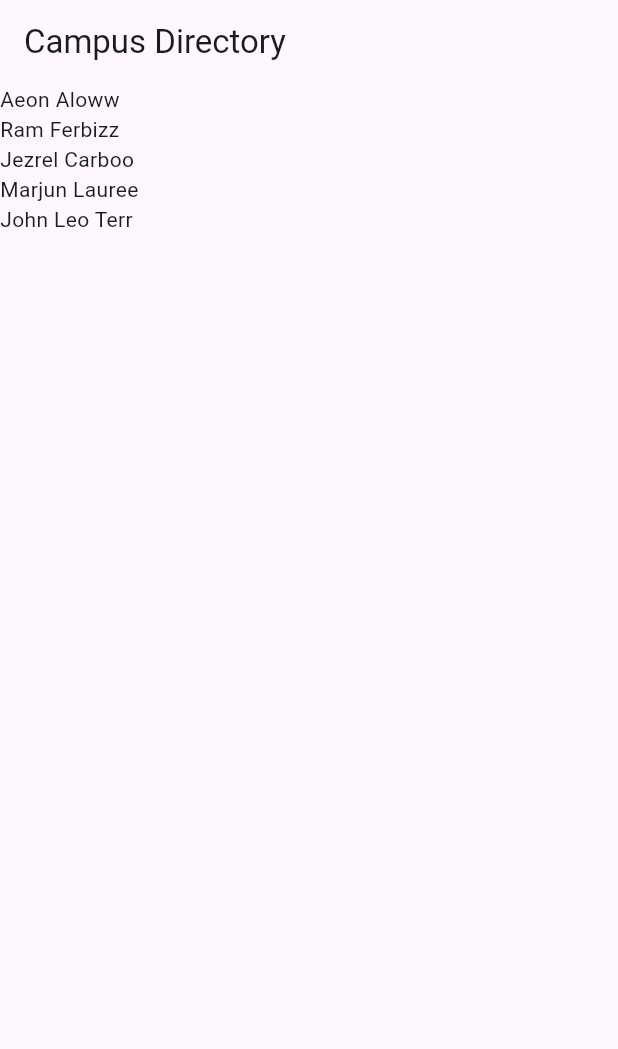
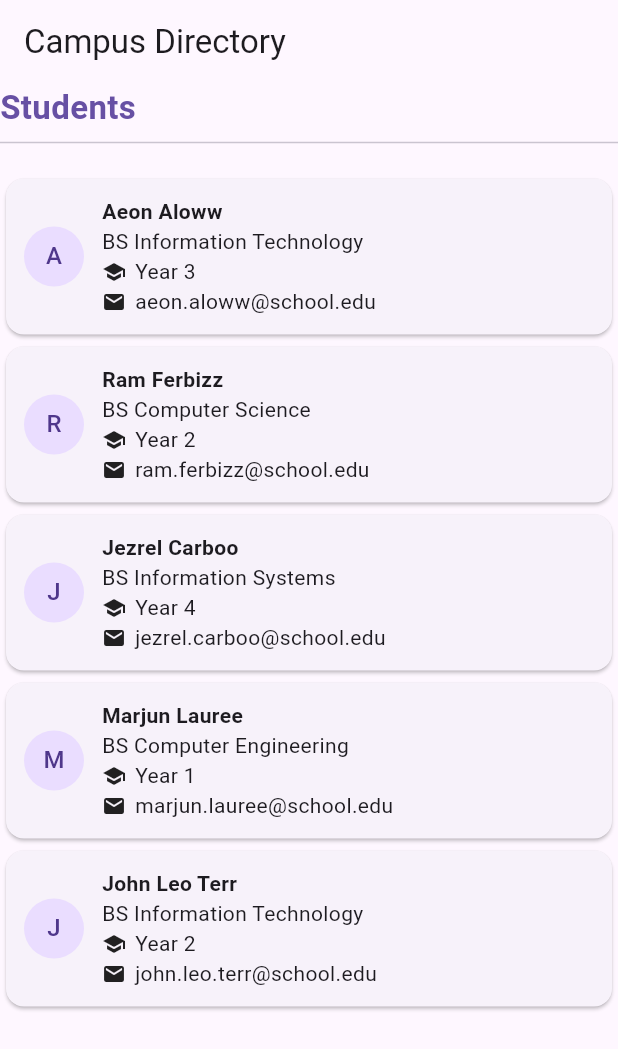
Before and after one commit to caelqq/stateless-lab-alos, a Flutter app: the screen it shows after launch, on a phone screen of 412 x 824 dp. Shown: the top 1049 px of the screen. Run offline on Flutter 3.47's test engine with Material 3 defaults, Android fonts, the phone set to English and light mode, and no system bars.

Commit message:
Add SectionHeader, InfoRow and StudentCard widgets

```diff
--- a/lib/main.dart
+++ b/lib/main.dart
@@ -70,8 +70,97 @@ class DirectoryScreen extends StatelessWidget {
     return Scaffold(
       appBar: AppBar(title: const Text('Campus Directory')),
       body: ListView(
-        children: [for (final student in students) Text(student.name)],
+        children: [
+          const SectionHeader(title: 'Students'),
+          for (final student in students) StudentCard(student: student),
+        ],
       ),
     );
   }
 }
+
+// Stateless because it just shows the title it receives through its constructor.
+class SectionHeader extends StatelessWidget {
+  final String title;
+
+  const SectionHeader({super.key, required this.title});
+
+  @override
+  Widget build(BuildContext context) {
+    return Padding(
+      padding: const EdgeInsets.only(bottom: 12),
+      child: Column(
+        crossAxisAlignment: CrossAxisAlignment.start,
+        children: [
+          Text(
+            title,
+            style: TextStyle(
+              fontSize: 22,
+              fontWeight: FontWeight.bold, // bold heading
+              color: Theme.of(context).colorScheme.primary, // colored heading
+            ),
+          ),
+          const Divider(),
+        ],
+      ),
+    );
+  }
+}
+
+// Stateless because it only displays the icon and text passed in by its parent.
+class InfoRow extends StatelessWidget {
+  final IconData icon;
+  final String text;
+
+  const InfoRow({super.key, required this.icon, required this.text});
+
+  @override
+  Widget build(BuildContext context) {
+    return Row(
+      children: [
+        Icon(icon, size: 16),
+        const SizedBox(width: 6), // small gap between icon and text
+        Expanded(child: Text(text)),
+      ],
+    );
+  }
+}
+
+// Stateless because it only displays the Student it is given; if the data changes, the parent rebuilds it with a new Student.
+class StudentCard extends StatelessWidget {
+  final Student student;
+
+  const StudentCard({super.key, required this.student});
+
+  @override
+  Widget build(BuildContext context) {
+    return Card(
+      child: Padding(
+        padding: const EdgeInsets.all(12),
+        child: Row(
+          children: [
+            CircleAvatar(child: Text(student.name[0])),
+            const SizedBox(width: 12),
+            Expanded(
+              child: Column(
+                crossAxisAlignment: CrossAxisAlignment.start,
+                children: [
+                  Text(
+                    student.name,
+                    style: const TextStyle(fontWeight: FontWeight.bold),
+                  ),
+                  Text(student.course),
+                  InfoRow(
+                    icon: Icons.school,
+                    text: 'Year ${student.yearLevel}',
+                  ),
+                  InfoRow(icon: Icons.email, text: student.email),
+                ],
+              ),
+            ),
+          ],
+        ),
+      ),
+    );
+  }
+}
```
